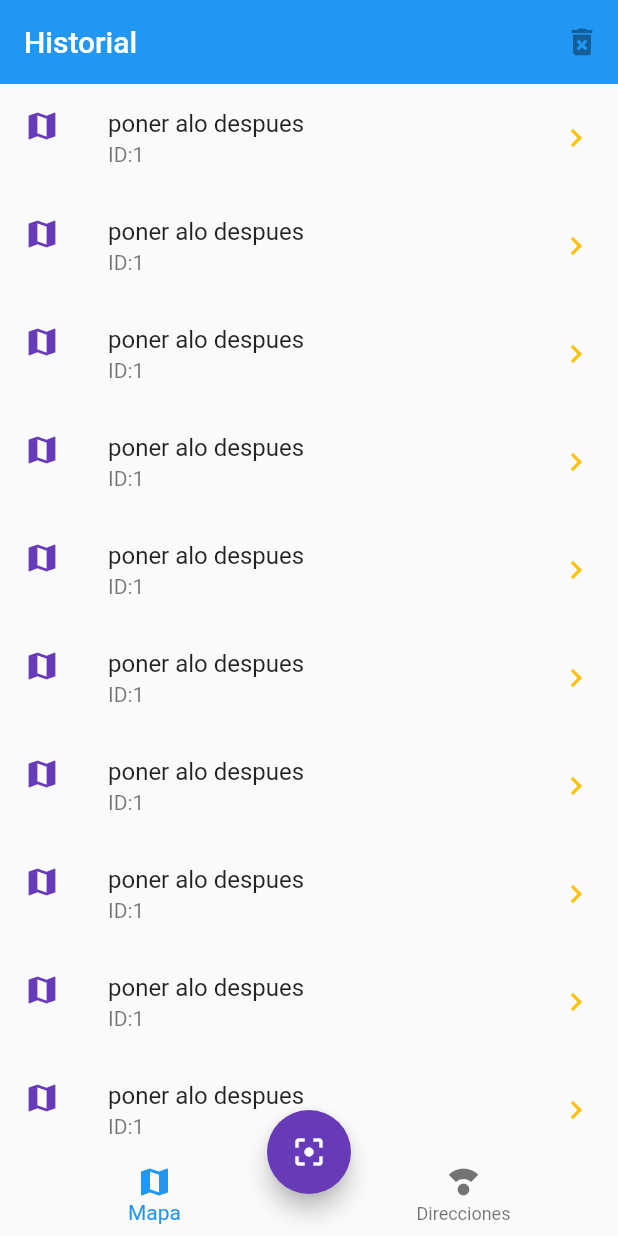
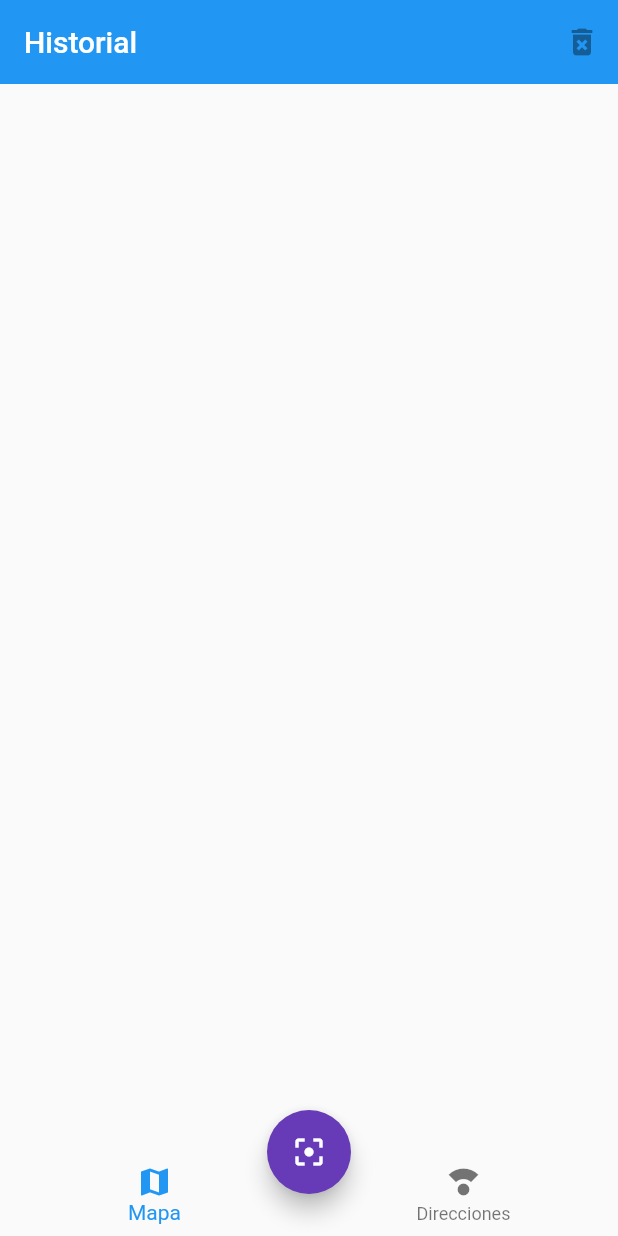
Before and after one commit to MTGCGuerrero/flutter_qr_reader, a Flutter app: the screen it shows after launch, after a tap on the "filter center focus" icon, on a phone screen of 412 x 824 dp. Run offline on Flutter 3.47's test engine with Material 2 defaults, Android fonts, the phone set to English and light mode, and no system bars; our stand-ins replace sqflite; missing offline and left inert: dart:js, flutter_barcode_scanner; accounts and stored records are empty.

Commit message:
read scan and display

```diff
--- a/lib/main.dart
+++ b/lib/main.dart
@@ -15,18 +15,20 @@ class MyApp extends StatelessWidget {
     return MultiProvider(
       providers: [
         ChangeNotifierProvider(create: (_) => UiProvider()),
-        ChangeNotifierProvider(create: (_) => ScanListNotifier()),
+        ChangeNotifierProvider(create: (_) => ScanListProvider()),
       ],
       child: MaterialApp(
         debugShowCheckedModeBanner: false,
         title: 'QR Reader',
         initialRoute: 'home',
         routes: {
-          'home' : ((context) => HomePage()),
-          'mapa' : ((context) => MapaPage())
+          'home': ((context) => HomePage()),
+          'mapa': ((context) => MapaPage())
         },
-        theme: ThemeData(primaryColor: Colors.deepPurple,
-        floatingActionButtonTheme: FloatingActionButtonThemeData(backgroundColor: Colors.deepPurple)),
+        theme: ThemeData(
+            primaryColor: Colors.deepPurple,
+            floatingActionButtonTheme: FloatingActionButtonThemeData(
+                backgroundColor: Colors.deepPurple)),
       ),
     );
   }
--- a/lib/pages/home_page.dart
+++ b/lib/pages/home_page.dart
@@ -4,6 +4,7 @@ import 'package:qr_reader/models/scan_mode.dart';
 import 'package:qr_reader/pages/direcciones_page.dart';
 import 'package:qr_reader/pages/mapas_page.dart';
 import 'package:qr_reader/providers/db_provider.dart';
+import 'package:qr_reader/providers/scan_list_provider.dart';
 import 'package:qr_reader/providers/ui_provider.dart';
 import 'package:qr_reader/widgets/custom_navigatorbar.dart';
 import 'package:qr_reader/widgets/scan_button.dart';
@@ -37,11 +38,15 @@ class _HomePageBody extends StatelessWidget {
     final currentIndex = uiProvider.selectedMenuOpt;
     // final tempScan = ScanModel(id: 1, tipo: '', valor: 'http//google.com');
     // final intTemp = DBProvider.db.nuevoScan(tempScan);
-    DBProvider.db.getScanByID(5).then((scan) => print(scan?.valor));
+    // DBProvider.db.getScanByID(5).then((scan) => print(scan?.valor));
+    final scanListProvider =
+        Provider.of<ScanListProvider>(context, listen: false);
     switch (currentIndex) {
       case 0:
+        scanListProvider.cargarScanPorTipo('geo');
         return MapasPage();
       case 1:
+      scanListProvider.cargarScanPorTipo('http');
         return DireccionesPage();
 
       default:
--- a/lib/pages/mapas_page.dart
+++ b/lib/pages/mapas_page.dart
@@ -1,19 +1,22 @@
 import 'package:flutter/material.dart';
+import 'package:provider/provider.dart';
+import 'package:qr_reader/providers/scan_list_provider.dart';
 
 class MapasPage extends StatelessWidget {
   const MapasPage({super.key});
 
   @override
   Widget build(BuildContext context) {
+     final scanListProvider = Provider.of<ScanListProvider>(context, listen: false);
     return ListView.builder(
 
-      itemCount: 10,
+      itemCount: scanListProvider.scans.length,
       itemBuilder: (_, i) => ListTile(
         leading: Icon(Icons.map,color: Theme.of(context).primaryColor,),
-        title: Text('poner alo despues'),
-        subtitle: Text('ID:1'),
+        title: Text(scanListProvider.scans[i].valor),
+        subtitle: Text(scanListProvider.scans[i].id.toString()),
         trailing: Icon(Icons.keyboard_arrow_right, color: Colors.amber,),
-        onTap: () => null,
+        onTap: () => print(scanListProvider.scans[i].id),
       ), );
   }
 }
--- a/lib/providers/scan_list_provider.dart
+++ b/lib/providers/scan_list_provider.dart
@@ -2,7 +2,7 @@ import 'package:flutter/material.dart';
 import 'package:qr_reader/models/scan_mode.dart';
 import 'package:qr_reader/providers/db_provider.dart';
 
-class ScanListNotifier extends ChangeNotifier {
+class ScanListProvider extends ChangeNotifier {
   List<ScanModel> scans = [];
   String tipoSeleccionado = 'http';
 
--- a/lib/widgets/scan_button.dart
+++ b/lib/widgets/scan_button.dart
@@ -1,5 +1,7 @@
 import 'package:flutter/material.dart';
 import 'package:flutter_barcode_scanner/flutter_barcode_scanner.dart';
+import 'package:provider/provider.dart';
+import 'package:qr_reader/providers/scan_list_provider.dart';
 
 class ScanButton extends StatelessWidget {
   @override
@@ -9,6 +11,9 @@ class ScanButton extends StatelessWidget {
         // String barcodeScanRes = await FlutterBarcodeScanner.scanBarcode(
         //     '#3D8BEF', 'Cancelar', false, ScanMode.QR);
         final barcodeScanRes = 'https://fernando-herrera.com';
+        final scanListProvider =
+            Provider.of<ScanListProvider>(context, listen: false);
+        scanListProvider.nuevoScan(barcodeScanRes);
         // ignore: avoid_print
         print(barcodeScanRes);
       },
```
Also changed, not shown: lib/pages/direcciones_page.dart (+19 -2 lines).
